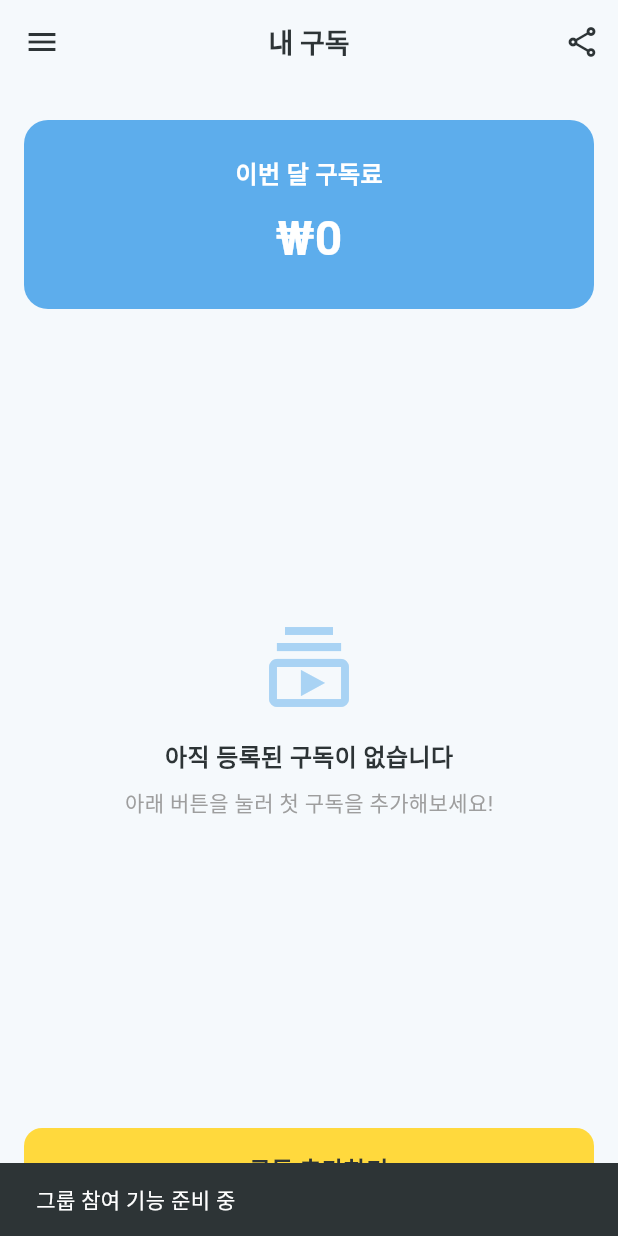
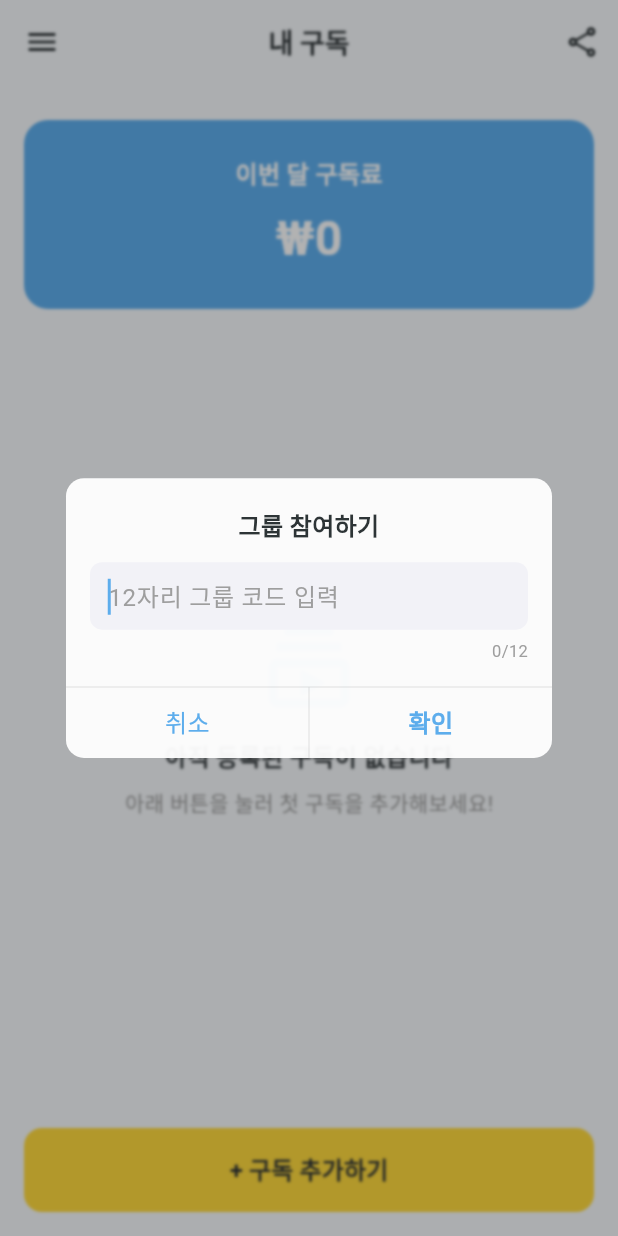
Before and after one commit to Bongpal-dev/Subby, a Flutter app: the HomeScreen screen opened directly, in the side drawer, after a tap on "그룹 참여하기", on a phone screen of 412 x 824 dp. Run offline on Flutter 3.47's test engine with Material 3 defaults, Android fonts, the phone set to English and light mode, and no system bars; our stand-ins replace app_links, cloud_firestore, drift, drift_flutter, firebase_auth, firebase_core and 4 more; accounts and stored records are empty; generated files the repository leaves out were written again; network calls fail; Roboto replaces fonts that are missing (NanumSquareNeo).

Commit message:
feat: 코드 입력 UI 구현
- 12자리 코드 직접 입력으로 그룹 참여
- 코드 유효성 검증 (영문 대문자 + 숫자)

Closes #23

```diff
--- a/lib/presentation/common/app_drawer.dart
+++ b/lib/presentation/common/app_drawer.dart
@@ -143,11 +143,58 @@ class AppDrawer extends ConsumerWidget {
     }
   }
 
-  void _showJoinGroupDialog(BuildContext context, WidgetRef ref) {
+  Future<void> _showJoinGroupDialog(BuildContext context, WidgetRef ref) async {
+    final scaffoldMessenger = ScaffoldMessenger.of(context);
+    final groupRepository = ref.read(groupRepositoryProvider);
+
     Navigator.pop(context);
-    // TODO: 그룹 참여 다이얼로그
-    ScaffoldMessenger.of(context).showSnackBar(
-      const SnackBar(content: Text('그룹 참여 기능 준비 중')),
+
+    final groupCode = await showAppTextInputDialog(
+      context: context,
+      title: '그룹 참여하기',
+      hint: '12자리 그룹 코드 입력',
+      maxLength: 12,
+      confirmLabel: '확인',
+      validator: (value) {
+        if (value == null || value.trim().isEmpty) {
+          return '그룹 코드를 입력해주세요';
+        }
+
+        final code = value.trim().toUpperCase();
+
+        if (code.length != 12) {
+          return '12자리 코드를 입력해주세요';
+        }
+        if (!RegExp(r'^[A-Z0-9]+$').hasMatch(code)) {
+          return '영문 대문자와 숫자만 입력해주세요';
+        }
+
+        return null;
+      },
+    );
+
+    if (groupCode == null || !context.mounted) return;
+
+    final code = groupCode.trim().toUpperCase();
+
+    // 원격에서 그룹 정보 조회
+    final group = await groupRepository.fetchRemoteByCode(code);
+
+    if (group == null) {
+      scaffoldMessenger.showSnackBar(
+        const SnackBar(content: Text('존재하지 않는 그룹입니다')),
+      );
+      return;
+    }
+
+    if (!context.mounted) return;
+
+    // 참여 확인 다이얼로그 표시
+    showJoinGroupDialog(
+      context: context,
+      groupCode: code,
+      groupName: group.name,
+      memberCount: group.members.length,
     );
   }
 
```
